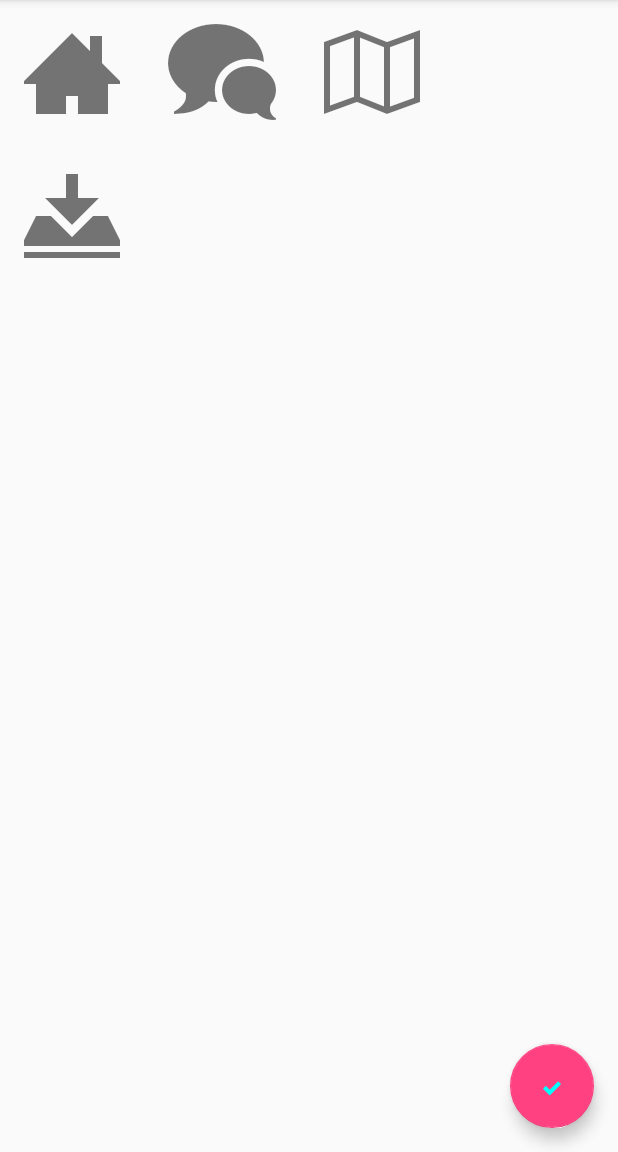
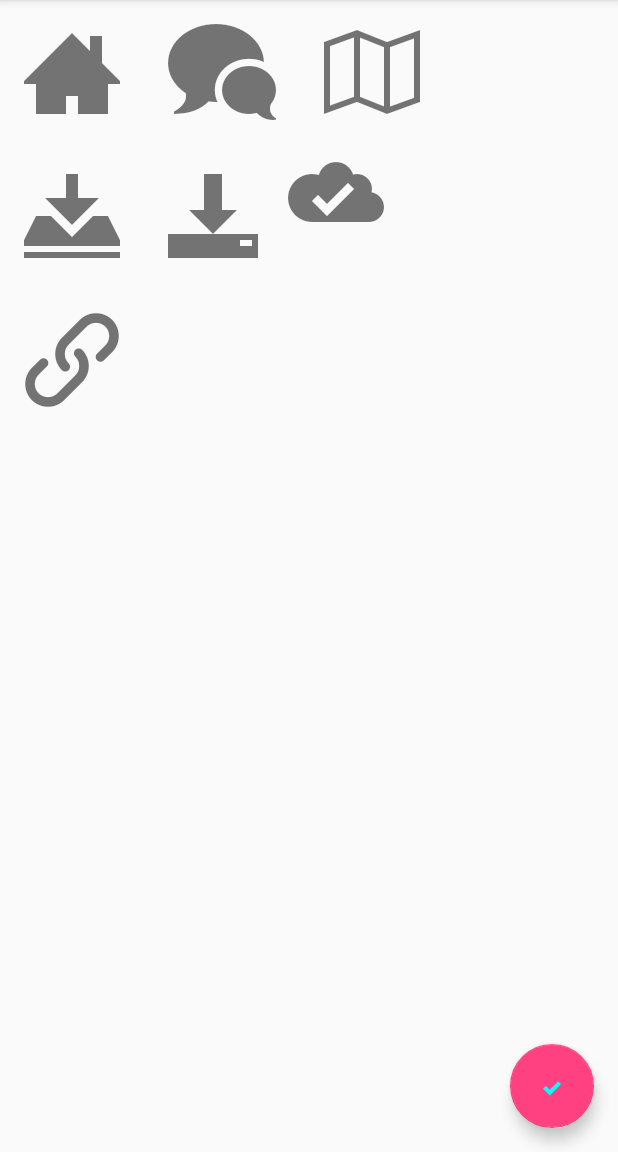
Before and after one commit to zibilal/LayoutTestApp, an Android app: the screen it shows after launch (MainActivity), on a phone screen of 412 x 824 dp, the part 84-1236 px from its top. Run offline under Robolectric (Android 15) with nearby library versions, the phone set to English and light mode, and no system bars; our stand-ins replace ButterKnife.

Commit message:
New commit

```diff
--- a/app/build.gradle
+++ b/app/build.gradle
@@ -1,4 +1,5 @@
 apply plugin: 'com.android.application'
+apply plugin: 'me.tatarka.retrolambda'
 
 android {
     compileSdkVersion 23
@@ -17,6 +18,10 @@ android {
             proguardFiles getDefaultProguardFile('proguard-android.txt'), 'proguard-rules.pro'
         }
     }
+    compileOptions {
+        sourceCompatibility JavaVersion.VERSION_1_8
+        targetCompatibility JavaVersion.VERSION_1_8
+    }
 }
 
 dependencies {
@@ -32,4 +37,5 @@ dependencies {
     compile 'com.j256.ormlite:ormlite-android:4.48'
     compile 'com.mcxiaoke.volley:library:1.0.19'
     compile 'de.greenrobot:greendao:2.0.0'
+    compile 'io.reactivex:rxandroid:0.25.0'
 }
--- /dev/null
+++ b/app/src/main/java/com/zibilal/layouttestapp/App.java
@@ -0,0 +1,19 @@
+package com.zibilal.layouttestapp;
+
+import android.app.Application;
+import android.content.Intent;
+
+import com.zibilal.layouttestapp.service.MyService;
+
+/**
+ * Created by Bilal on 1/8/2016.
+ */
+public class App extends Application {
+    @Override
+    public void onCreate() {
+        super.onCreate();
+
+        // Starting service
+        startService(new Intent(getBaseContext(), MyService.class));
+    }
+}
--- a/app/src/main/res/layout/activity_main.xml
+++ b/app/src/main/res/layout/activity_main.xml
@@ -48,6 +48,32 @@
                 android:textSize="64sp"
                 android:layout_margin="16dp"
                 android:id="@+id/download_page"/>
+            <com.zibilal.layouttestapp.customs.IcoMoonTextView
+                android:layout_width="wrap_content"
+                android:layout_height="wrap_content"
+                android:text="@string/icon_download3"
+                android:textSize="64sp"
+                android:layout_margin="16dp"
+                android:id="@+id/create_notification"/>
+            <com.zibilal.layouttestapp.customs.IcoMoonTextView
+                android:layout_width="wrap_content"
+                android:layout_height="wrap_content"
+                android:textSize="64sp"
+                android:text="@string/icon_cloud_check"
+                android:id="@+id/start_service"/>
+        </LinearLayout>
+        <LinearLayout
+            android:layout_width="wrap_content"
+            android:layout_height="wrap_content"
+            android:orientation="horizontal"
+            android:layout_gravity="">
+            <com.zibilal.layouttestapp.customs.IcoMoonTextView
+                android:layout_width="wrap_content"
+                android:layout_height="wrap_content"
+                android:textSize="64sp"
+                android:text="@string/icon_link"
+                android:layout_margin="16dp"
+                android:id="@+id/stop_service"/>
         </LinearLayout>
     </LinearLayout>
     <android.support.design.widget.FloatingActionButton
--- a/app/src/main/res/values/strings.xml
+++ b/app/src/main/res/values/strings.xml
@@ -14,4 +14,5 @@
     <string name="title_activity_pie_chart">PieChartActivity</string>
     <string name="title_activity_fourth">FourthActivity</string>
     <string name="title_activity_volley_test">Volley Test</string>
+    <string name="action_service_receive">com.zibilal.layouttestapp.MY_SERVICE_ACTION</string>
 </resources>
--- a/build.gradle
+++ b/build.gradle
@@ -6,7 +6,8 @@ buildscript {
     }
     dependencies {
         classpath 'com.android.tools.build:gradle:1.3.0'
-
+        classpath 'me.tatarka:gradle-retrolambda:3.2.0'
+        classpath 'me.tatarka.retrolambda.projectlombok:lombok.ast:0.2.3.a2'
         // NOTE: Do not place your application dependencies here; they belong
         // in the individual module build.gradle files
     }
```
Also changed, not shown: app/src/main/AndroidManifest.xml (+9 -2 lines), app/src/main/java/com/zibilal/layouttestapp/MainActivity.java (+44 -1 lines), app/src/main/java/com/zibilal/layouttestapp/service/MyReceiver.java (added, +16 -0 lines), app/src/main/java/com/zibilal/layouttestapp/service/MyService.java (+101 -0 lines).
